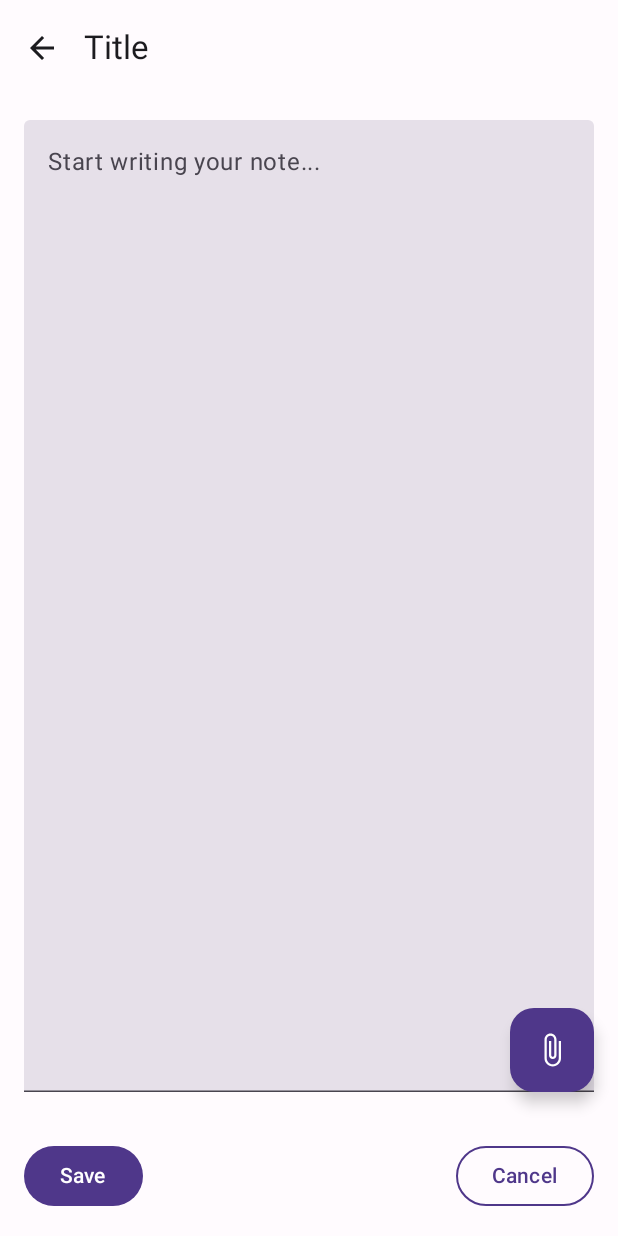
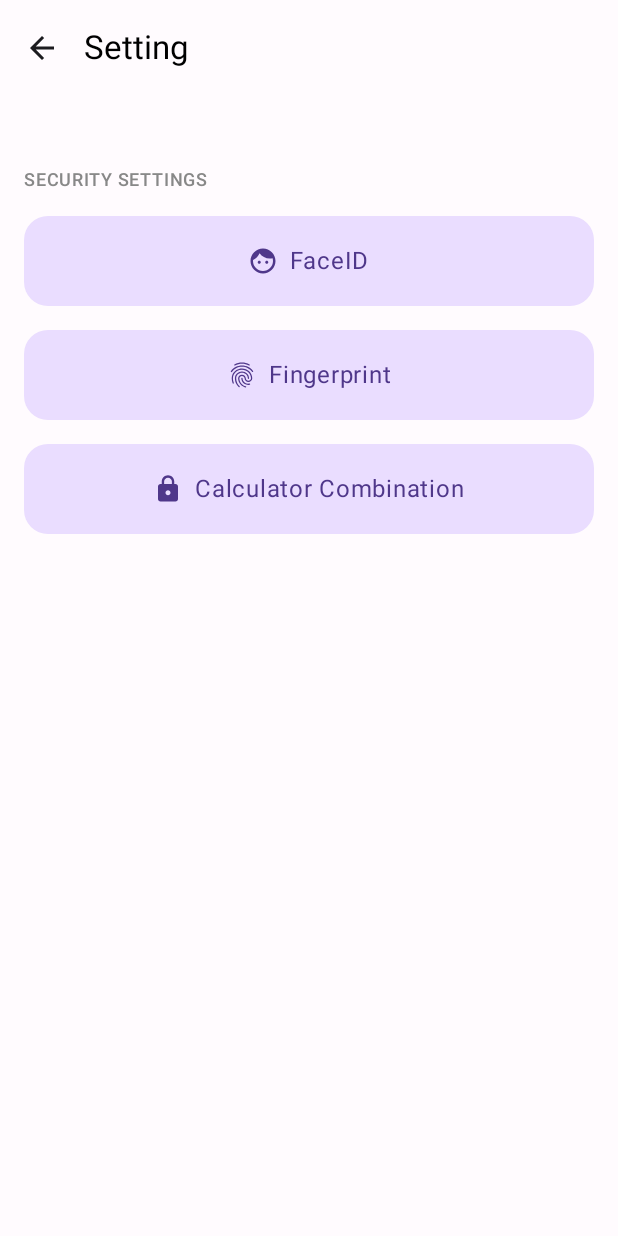
Before and after one commit to TimotiusEkanaT/UAS_ProgAndro, an Android app built with Jetpack Compose: the @Preview function GreetingPreview, on a phone screen of 412 x 824 dp. Run offline under Robolectric (Android 15) with nearby library versions, the phone set to English and light mode, and no system bars.

Commit message:
Up Setting()

```diff
--- a/app/build.gradle.kts
+++ b/app/build.gradle.kts
@@ -59,4 +59,6 @@ dependencies {
     implementation("androidx.compose.ui:ui:1.5.0")
     implementation("androidx.compose.material:material-icons-core:1.6.1")
     implementation("androidx.compose.material:material-icons-extended:1.6.1")
+    implementation("androidx.compose.foundation:foundation:1.5.0")
+
 }
--- a/app/src/main/java/com/example/safevault_compose/MainActivity.kt
+++ b/app/src/main/java/com/example/safevault_compose/MainActivity.kt
@@ -68,6 +68,9 @@ import androidx.compose.material.icons.filled.Add
 import androidx.compose.material.icons.filled.AttachFile
 import androidx.compose.material.icons.filled.CheckBox
 import androidx.compose.material.icons.filled.Close
+import androidx.compose.material.icons.filled.Face
+import androidx.compose.material.icons.filled.Fingerprint
+import androidx.compose.material.icons.filled.Lock
 import androidx.compose.material.icons.filled.Mic
 import androidx.compose.material.icons.filled.Photo
 import androidx.compose.material3.ExtendedFloatingActionButton
@@ -75,9 +78,12 @@ import androidx.compose.material3.FloatingActionButton
 import androidx.compose.material3.MaterialTheme
 import androidx.compose.material3.OutlinedButton
 import androidx.compose.material3.TextFieldDefaults
+import androidx.compose.material3.TopAppBarDefaults
+import androidx.compose.ui.graphics.vector.ImageVector
 import androidx.compose.ui.platform.LocalContext
 import androidx.compose.ui.platform.LocalFocusManager
 import androidx.compose.ui.platform.LocalSoftwareKeyboardController
+import androidx.compose.foundation.layout.FlowRow
 import kotlin.math.round
 
 
@@ -925,6 +931,88 @@ fun Notes_Detail() {
     )
 }
 
+@OptIn(ExperimentalMaterial3Api::class, ExperimentalLayoutApi::class)
+@Composable
+fun Setting() {
+    Scaffold(
+        topBar = {
+            TopAppBar(
+                title = { Text("Setting") },
+                navigationIcon = {
+                    IconButton(onClick = { /* TODO: Back action */ }) {
+                        Icon(Icons.Default.ArrowBack, contentDescription = "Back")
+                    }
+                },
+                colors = TopAppBarDefaults.topAppBarColors(
+                    containerColor = Color.Transparent,
+                    titleContentColor = Color.Black
+                )
+            )
+        },
+        content = { innerPadding ->
+            Column(
+                modifier = Modifier
+                    .padding(innerPadding)
+                    .fillMaxSize()
+                    .padding(16.dp)
+            ) {
+                Spacer(modifier = Modifier.height(32.dp))
+                Text(
+                    text = "SECURITY SETTINGS",
+                    style = MaterialTheme.typography.labelMedium,
+                    color = Color.Gray,
+                    modifier = Modifier.padding(bottom = 16.dp)
+                )
+
+                FlowRow(
+                    modifier = Modifier.fillMaxWidth(),
+                    horizontalArrangement = Arrangement.spacedBy(16.dp),
+                    verticalArrangement = Arrangement.spacedBy(16.dp),
+                ) {
+                    SecurityOption("FaceID", Icons.Default.Face)
+                    SecurityOption("Fingerprint", Icons.Default.Fingerprint)
+                    SecurityOption("Calculator Combination", Icons.Default.Lock)
+                }
+
+            }
+        }
+    )
+}
+
+@Composable
+fun SecurityOption(label: String, icon: ImageVector) {
+    Surface(
+        shape = RoundedCornerShape(16.dp),
+        color = MaterialTheme.colorScheme.tertiary,
+        tonalElevation = 4.dp,
+        modifier = Modifier
+            .widthIn(min = 150.dp)
+            .height(60.dp)
+    ) {
+        Row(
+            verticalAlignment = Alignment.CenterVertically,
+            horizontalArrangement = Arrangement.Center,
+            modifier = Modifier
+                .fillMaxSize()
+                .clickable { /* TODO: Action */ }
+                .padding(horizontal = 12.dp)
+        ) {
+            Icon(
+                imageVector = icon,
+                contentDescription = label,
+                tint = MaterialTheme.colorScheme.secondary,
+                modifier = Modifier.size(20.dp),
+            )
+            Spacer(modifier = Modifier.width(8.dp))
+            Text(text = label, color = MaterialTheme.colorScheme.secondary)
+
+        }
+    }
+}
+
+fun Setting_FaceID () {
+
+}
 
 object Variables {
     val Grey: Color = Color(0xFF6C7278)
@@ -939,6 +1027,6 @@ object Variables {
 @Composable
 fun GreetingPreview() {
     SafeVault_ComposeTheme(dynamicColor = false) {
-        Notes_Detail()
+        Setting()
     }
 }
```
